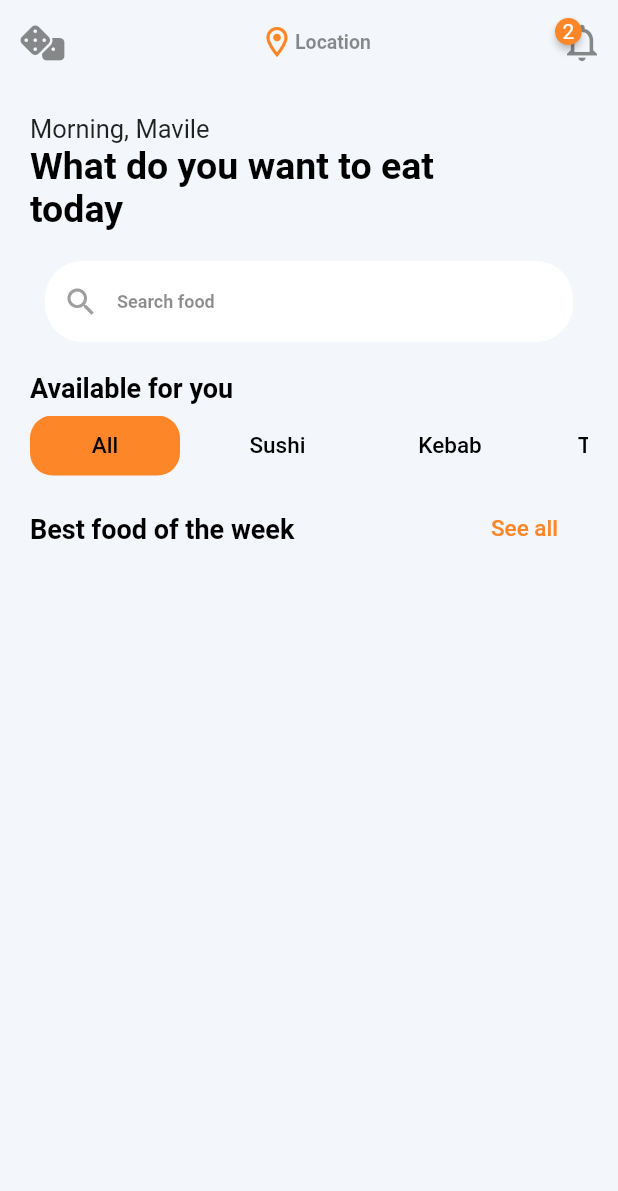
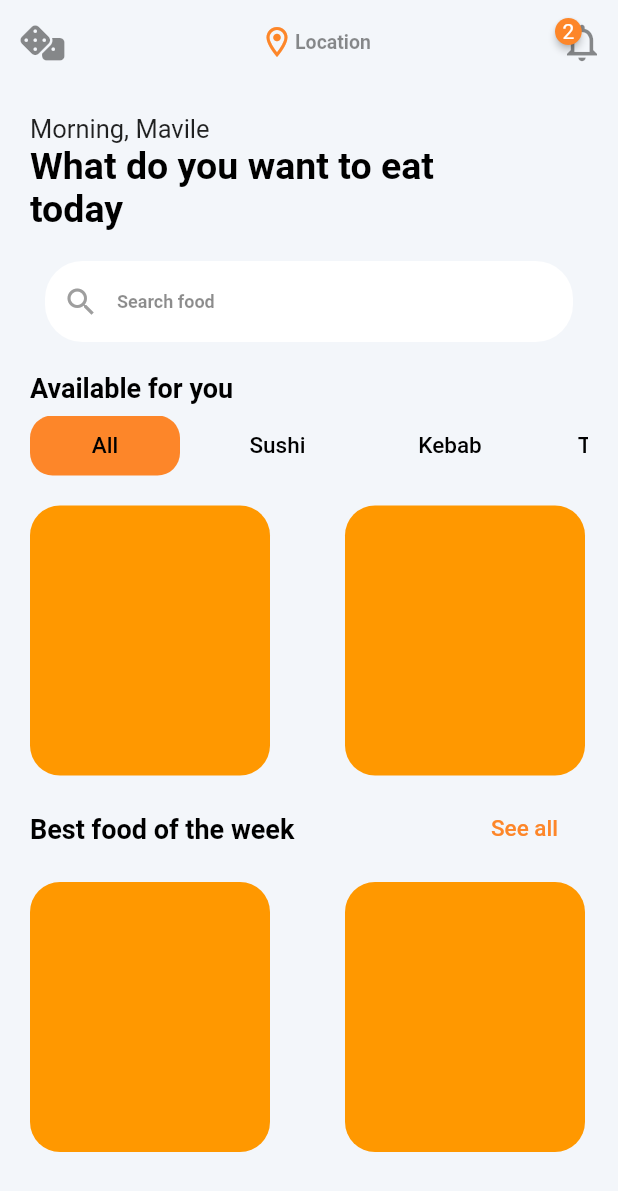
Before and after one commit to BekirovaMavile/Flutter_JapanEat, a Flutter app: the screen it shows after launch, on a phone screen of 412 x 824 dp. Shown: the top 1191 px of the screen. Run offline on Flutter 3.47's test engine with Material 2 defaults, Android fonts, the phone set to English and light mode, and no system bars; drawn by our look-alikes of badges; our stand-ins replace font_awesome_flutter.

Commit message:
Widget foodListView

```diff
--- a/lib/ui/screens/food_list_screen.dart
+++ b/lib/ui/screens/food_list_screen.dart
@@ -1,6 +1,7 @@
 import 'package:badges/badges.dart';
 import 'package:flutter/material.dart' hide Badge;
 import 'package:flutter_japan_eat/ui/extension/app_extension.dart';
+import 'package:flutter_japan_eat/ui/widgets/food_list_view.dart';
 // ignore: depend_on_referenced_packages
 import 'package:font_awesome_flutter/font_awesome_flutter.dart';
 import '../../ui_kit/_ui_kit.dart';
@@ -40,6 +41,7 @@ class FoodListState extends State<FoodList> {
                 style: Theme.of(context).textTheme.displaySmall,
               ),
               _categories(),
+              FoodListView(foods: AppData.foodItems),
               Padding(
                 padding: const EdgeInsets.only(top: 25, bottom: 5),
                 child: Row(
@@ -62,6 +64,7 @@ class FoodListState extends State<FoodList> {
                   ],
                 ),
               ),
+              FoodListView(foods: AppData.foodItems),
             ],
           ),
         ),
--- /dev/null
+++ b/lib/ui/widgets/food_list_view.dart
@@ -0,0 +1,39 @@
+import 'package:flutter/material.dart';
+
+import '../../data/models/food.dart';
+
+class FoodListView extends StatelessWidget {
+  const FoodListView({
+    super.key,
+    required this.foods,
+    this.isReversed = false
+  });
+
+  final List<Food> foods;
+  final bool isReversed;
+
+  @override
+  Widget build(BuildContext context) {
+    return SizedBox(
+      height: 200,
+      child: ListView.separated(
+          scrollDirection: Axis.horizontal,
+          padding: const EdgeInsets.only(top: 20),
+          itemBuilder: (_, index) {
+            return Container(
+              width: 160,
+              decoration: const BoxDecoration(
+                color: Colors.orange,
+                borderRadius: BorderRadius.all(Radius.circular(20)),
+              ),
+            );
+          },
+          separatorBuilder: (_, __) {
+            return Container(
+              width: 50,
+            );
+          },
+          itemCount: 20),
+    );
+  }
+}
```
